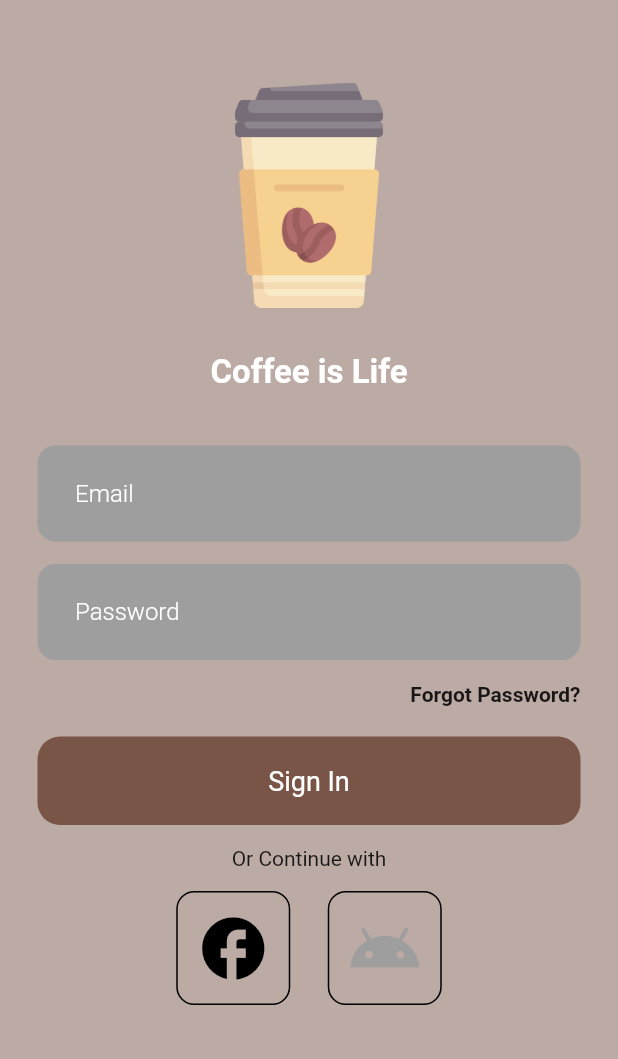
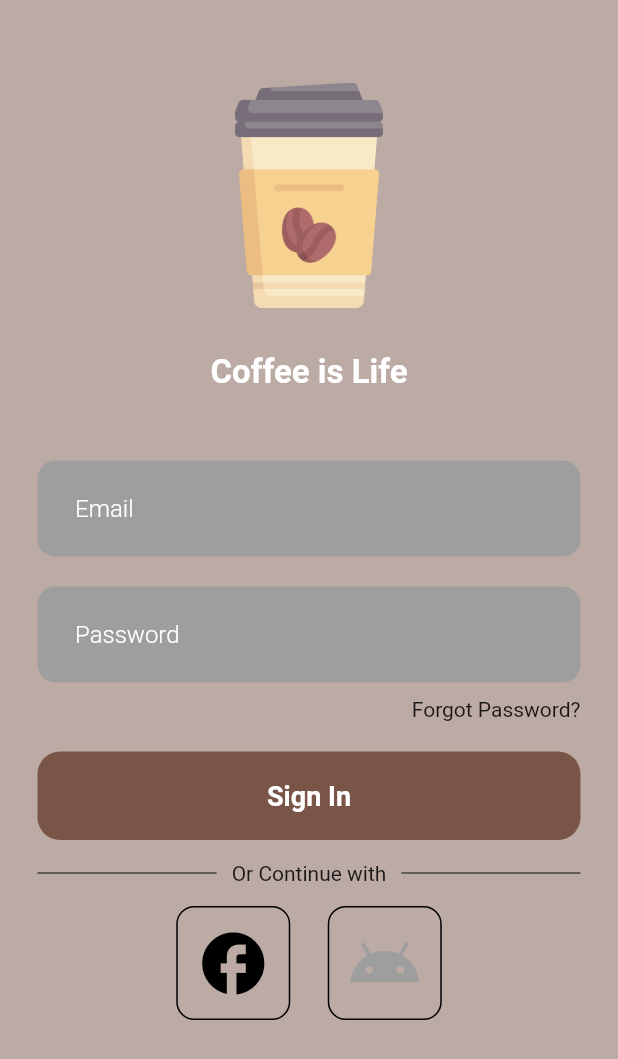
Before and after one commit to mouad-df/coffee_shop, a Flutter app: the screen it shows after launch, on a phone screen of 412 x 824 dp. Shown: the top 1059 px of the screen. Run offline on Flutter 3.47's test engine with Material 2 defaults, Android fonts, the phone set to English and light mode, and no system bars; our stand-ins replace get, google_nav_bar.

Commit message:
textfield

```diff
--- a/lib/screens/login_screen.dart
+++ b/lib/screens/login_screen.dart
@@ -1,9 +1,13 @@
 import 'package:flutter/material.dart';
 import 'package:get/get.dart';
 import 'package:minllogin_ui/screens/homeScreen.dart';
+import 'package:minllogin_ui/widgets/textfield.dart';
 
 class LoginScreen extends StatelessWidget {
-  const LoginScreen({super.key});
+  LoginScreen({super.key});
+
+  final usernameController = TextEditingController();
+  final passwordController = TextEditingController();
 
   @override
   Widget build(BuildContext context) {
@@ -20,55 +24,33 @@ class LoginScreen extends StatelessWidget {
               height: 150,),
               SizedBox(height: 30,),
 
-              Text("Coffee is Life",
+              Text(
+                "Coffee is Life",
               style: TextStyle(
                 fontWeight: FontWeight.bold,
                 fontSize: 22,
                 color: Colors.white),),
 
-              SizedBox(height:36,) ,
+              const SizedBox(height:36,) ,
               // ignore: prefer_const_constructors
-              Container(
-                padding: EdgeInsets.symmetric(horizontal: 25,vertical: 8),
-                decoration: BoxDecoration(
-                  color: Colors.grey,
+              MyTextField(hintText: "Email",
+              obscureText: false,
+              controller:usernameController ,),
 
-                    borderRadius: BorderRadius.circular(12),
-                ),
-                child: TextField(
-                  decoration: InputDecoration(
-                    hintText: "Email",
-                    hintStyle: TextStyle(
-                    fontWeight: FontWeight.w300,
-                    color: Colors.white),
-                    border: InputBorder.none),
-                ),
-              ),
-              Container(
-                margin: EdgeInsets.symmetric(vertical: 15),
-                padding: EdgeInsets.symmetric(horizontal: 25,vertical: 8),
-                decoration: BoxDecoration(
-                  color: Colors.grey[500],
+              MyTextField(
+                hintText: "Password",
+                obscureText: true,
+                controller:passwordController ,),
 
-                    borderRadius: BorderRadius.circular(12),
-                ),
-                child: TextField(
-                  decoration: InputDecoration(
-                    hintText: "Password",
-                    hintStyle: TextStyle(
-                      fontWeight: FontWeight.w300,
-                      color: Colors.white),
-                    border: InputBorder.none),
-                ),
-              ),
               Container(
                 alignment: Alignment.centerRight,
+                // ignore: prefer_const_constructors
                 child: Text("Forgot Password?",
+                // ignore: prefer_const_constructors
                 style: TextStyle(
-                  fontWeight: FontWeight.bold
                 ),),
               ),
-              SizedBox(height: 20,),
+              const SizedBox(height: 20,),
               InkWell(
                 onTap:()=> Get.to(HomeScreen()),
                 child: Container(
@@ -79,8 +61,10 @@ class LoginScreen extends StatelessWidget {
                     color: Colors.brown,
                     borderRadius: BorderRadius.circular(15)
                   ),
-                  child: Text("Sign In",
+                  child: Text(
+                    "Sign In",
                   style: TextStyle(
+                    fontWeight: FontWeight.bold,
                     fontSize: 18,
                     color: Colors.white),),
                 ),
@@ -89,9 +73,12 @@ class LoginScreen extends StatelessWidget {
               Row(
                 mainAxisAlignment: MainAxisAlignment.center,
                 children: [
-                  Divider(),
-                  Text("Or Continue with"),
-                  Divider(),
+                  Expanded(child: Divider(thickness: 1,color: Colors.grey[800],)),
+                  Padding(
+                    padding: const EdgeInsets.symmetric(horizontal: 10),
+                    child: Text("Or Continue with"),
+                  ),
+                  Expanded(child: Divider(thickness: 1,color: Colors.grey[800])),
                 ],
               ),
               SizedBox(height: 14,),
--- /dev/null
+++ b/lib/widgets/textfield.dart
@@ -0,0 +1,33 @@
+import 'package:flutter/material.dart';
+
+class MyTextField extends StatelessWidget {
+  final controller;
+  final String hintText;
+  final bool obscureText;
+  const MyTextField({super.key, this.controller, required this.hintText, required this.obscureText});
+
+  @override
+  Widget build(BuildContext context) {
+    return Container(
+      margin: const EdgeInsets.symmetric(vertical: 10),
+      padding: const EdgeInsets.symmetric(horizontal: 25, vertical: 8),
+      decoration: BoxDecoration(
+        color: Colors.grey[500],
+        borderRadius: BorderRadius.circular(12),
+      ),
+      // ignore: prefer_const_constructors
+      child: TextField(
+        controller: controller,
+        decoration: InputDecoration(
+            hintText: hintText,
+            hintStyle:
+                TextStyle(
+                fontWeight: FontWeight.w300,
+                color: Colors.white),
+            border: InputBorder.none),
+
+            obscureText: obscureText,
+      ),
+    );
+  }
+}
```
